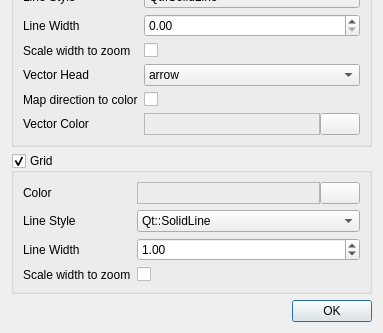
IENT/YUView, file ui/statisticsstylecontrol.ui: the form before one commit; both pictures show x 0 to 383 and y 371 to 704 of the 383 by 704 pixel window.
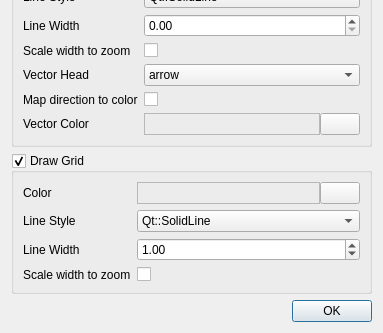
The form after the commit. Custom widgets are drawn as their Qt base class.

```diff
--- a/ui/statisticsstylecontrol.ui
+++ b/ui/statisticsstylecontrol.ui
@@ -651,7 +651,7 @@
       <string>Draw/do not draw a box (a grid) around the block for which the values/vectors are defined.</string>
      </property>
      <property name="title">
-      <string>Grid</string>
+      <string>Draw Grid</string>
      </property>
      <property name="checkable">
       <bool>true</bool>
```
